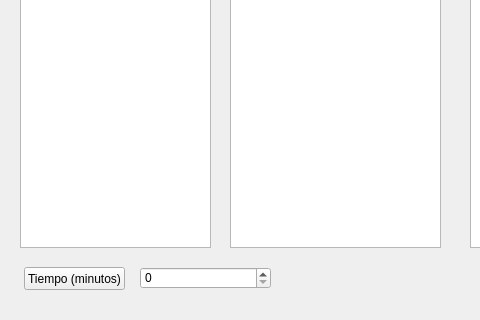
Qt form scrapping_txt/interface/comparador_interface.ui (jaumeollerfernandez/scrap.me) before a commit; both pictures show x 0 to 480 and y 172 to 492 of the 944 by 492 pixel window.
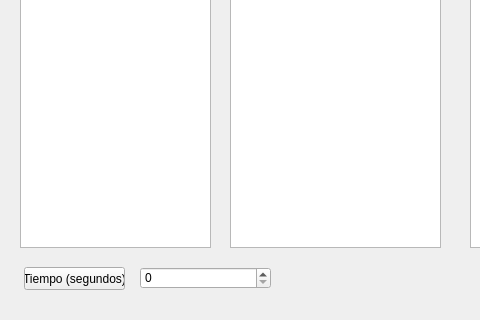
The same form after that commit.

What changed in the file:
```diff
--- a/scrapping_txt/interface/comparador_interface.ui
+++ b/scrapping_txt/interface/comparador_interface.ui
@@ -56,7 +56,7 @@
      </rect>
     </property>
     <property name="text">
-     <string>Tiempo (minutos)</string>
+     <string>Tiempo (segundos)</string>
     </property>
    </widget>
    <widget class="QGroupBox" name="producto_name">
```
